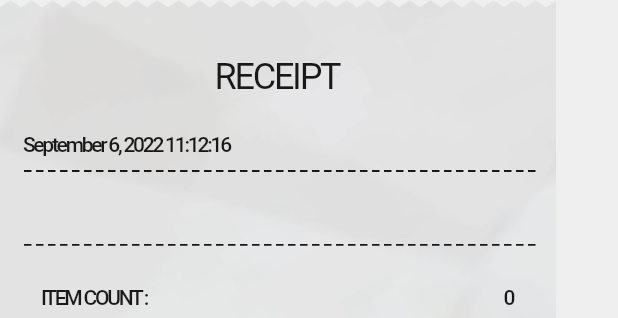
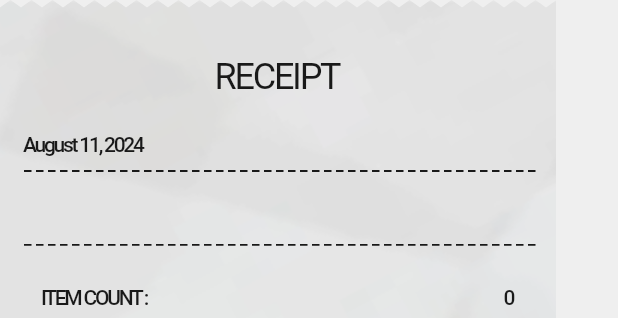
Before and after one commit to EasyAndBeauty/DailyReceipt-Flutter, a Flutter app: the ReceiptComponent widget shown alone on an empty page, opened directly with empty values, on a phone screen of 412 x 824 dp. Shown: the top 318 px of the screen. Run offline on Flutter 3.47's test engine with Material 3 defaults, Android fonts, the phone set to English and light mode, and no system bars; our stand-ins replace flutter_svg, google_fonts, table_calendar.

Commit message:
feat: 영수증에 prop으로 받은 날짜 표시
- 년월일 까지만 표시. 시간을 표시하려면 다른 날짜의 영수증을 출력하는 경우도 있으므로 기준을 정해야함

```diff
--- a/lib/widgets/receipt.dart
+++ b/lib/widgets/receipt.dart
@@ -5,10 +5,12 @@ import 'receipt_edge_clipper.dart';
 import 'receipt_item.dart';
 import 'receipt_text.dart';
 import 'package:flutter_svg/flutter_svg.dart';
+import 'package:intl/intl.dart';
 
 class ReceiptComponent extends StatelessWidget {
   final List<Todo> todos;
-  const ReceiptComponent(this.todos, {super.key});
+  final DateTime date;
+  const ReceiptComponent(this.todos, this.date, {super.key});
 
   @override
   Widget build(BuildContext context) {
@@ -43,7 +45,7 @@ class ReceiptComponent extends StatelessWidget {
                       ),
                     ),
                   ),
-                  const ReceiptText('September 6, 2022 11:12:16'),
+                  ReceiptText(DateFormat('MMMM d, y').format(date.toLocal())),
                   DashedDivider(
                     color: Theme.of(context).colorScheme.primary,
                   ),
```
